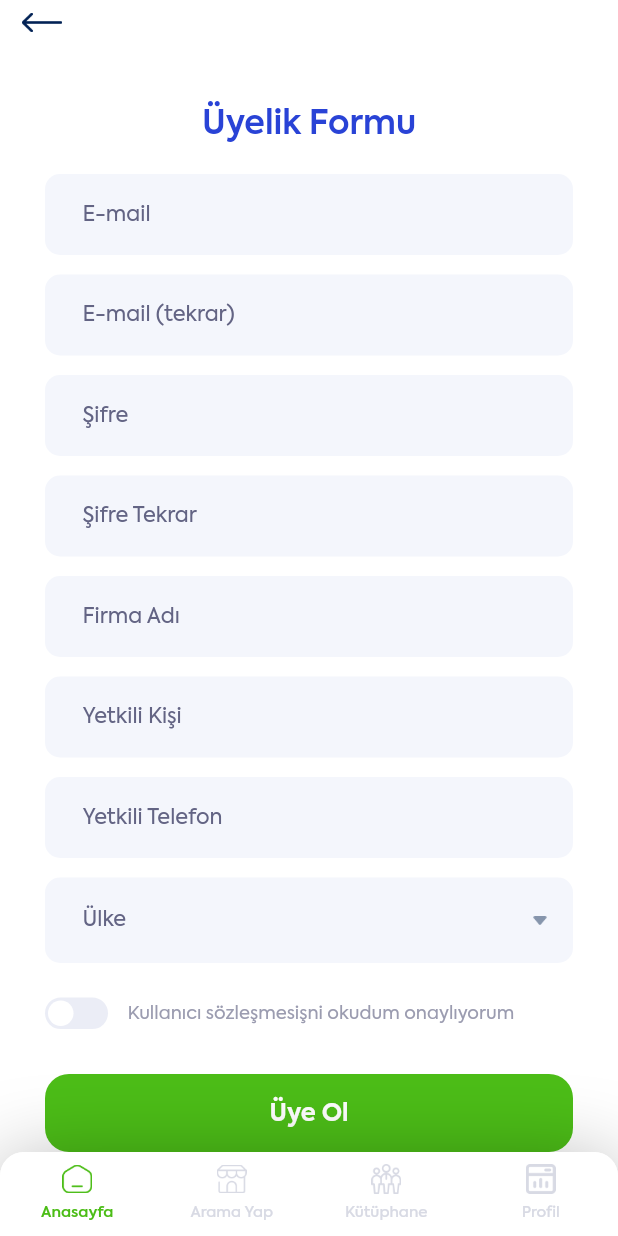
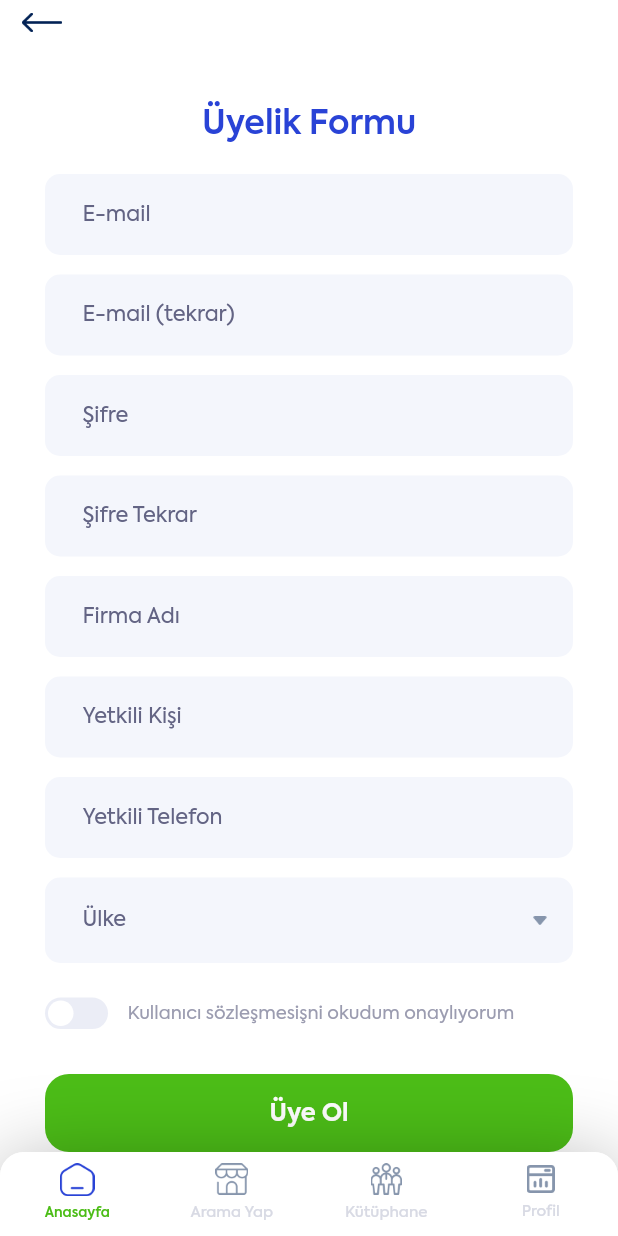
Before and after one commit to ozgun-kara/b2geta_mobile, a Flutter app: the screen it shows after launch, on a phone screen of 412 x 824 dp. Run offline on Flutter 3.47's test engine with Material 2 defaults, Android fonts, the phone set to English and light mode, and no system bars; drawn by our look-alikes of dropdown_button2, flutter_switch; our stand-ins replace get, shared_preferences.

Commit message:
Navigation Page has modified

```diff
--- a/lib/main.dart
+++ b/lib/main.dart
@@ -15,12 +15,12 @@ void main() {
     ChangeNotifierProvider<ThemeProvider>(
       create: (BuildContext context) => ThemeProvider(),
     ),
+    ChangeNotifierProvider<LoginRegisterPageProvider>(
+      create: (BuildContext context) => LoginRegisterPageProvider(),
+    ),
     ChangeNotifierProvider<NavigationPageProvider>(
       create: (BuildContext context) => NavigationPageProvider(),
     ),
-    ChangeNotifierProvider<LoginRegisterPageProvider>(
-      create: (BuildContext context) => LoginRegisterPageProvider(),
-    )
   ], child: MyApp()));
 }
 
--- a/lib/views/navigation_page.dart
+++ b/lib/views/navigation_page.dart
@@ -1,5 +1,6 @@
 import 'package:b2geta_mobile/app_theme.dart';
 import 'package:b2geta_mobile/providers/navigation_page_provider.dart';
+import 'package:b2geta_mobile/providers/theme_provider.dart';
 import 'package:flutter/cupertino.dart';
 import 'package:flutter/material.dart';
 import 'package:provider/provider.dart';
@@ -12,11 +13,13 @@ class NavigationPage extends StatefulWidget {
 }
 
 class _NavigationPageState extends State<NavigationPage> {
+  late double deviceTopPadding;
   late double deviceWidth;
   late double deviceHeight;
 
   @override
   Widget build(BuildContext context) {
+    deviceTopPadding = MediaQuery.of(context).padding.top;
     deviceWidth = MediaQuery.of(context).size.width;
     deviceHeight = MediaQuery.of(context).size.height;
 
@@ -62,26 +65,24 @@ class _NavigationPageState extends State<NavigationPage> {
                         mainAxisAlignment: MainAxisAlignment.center,
                         children: [
                           Image.asset('assets/icons/homepage.png',
-                              width: 20,
-                              height: 20,
+                              width: 23,
+                              height: 22,
                               color:
                                   Provider.of<NavigationPageProvider>(context)
                                               .currentTabIndex ==
                                           0
-                                      ? AppTheme.green1
-                                      : AppTheme.white9),
+                                      ? Provider.of<ThemeProvider>(context)
+                                                  .themeMode ==
+                                              "light"
+                                          ? AppTheme.blue2
+                                          : AppTheme.blue1
+                                      : AppTheme.white15),
                           SizedBox(height: 4),
                           Text('Anasayfa',
                               style: TextStyle(
-                                  fontSize: 10,
+                                  fontSize: 9,
                                   fontFamily: AppTheme.appFontFamily,
-                                  fontWeight:
-                                      Provider.of<NavigationPageProvider>(
-                                                      context)
-                                                  .currentTabIndex ==
-                                              0
-                                          ? FontWeight.w600
-                                          : FontWeight.w500,
+                                  fontWeight: FontWeight.w600,
                                   color: Provider.of<NavigationPageProvider>(
                                                   context)
                                               .currentTabIndex ==
@@ -116,14 +117,18 @@ class _NavigationPageState extends State<NavigationPage> {
                         mainAxisAlignment: MainAxisAlignment.center,
                         children: [
                           Image.asset('assets/icons/market.png',
-                              width: 20,
-                              height: 20,
+                              width: 22,
+                              height: 21,
                               color:
                                   Provider.of<NavigationPageProvider>(context)
                                               .currentTabIndex ==
                                           1
-                                      ? AppTheme.green1
-                                      : AppTheme.white9),
+                                      ? Provider.of<ThemeProvider>(context)
+                                                  .themeMode ==
+                                              "light"
+                                          ? AppTheme.blue2
+                                          : AppTheme.blue1
+                                      : AppTheme.white15),
                           SizedBox(height: 4),
                           Text('Arama Yap',
                               style: TextStyle(
@@ -170,14 +175,18 @@ class _NavigationPageState extends State<NavigationPage> {
                         mainAxisAlignment: MainAxisAlignment.center,
                         children: [
                           Image.asset('assets/icons/people.png',
-                              width: 20,
-                              height: 20,
+                              width: 21,
+                              height: 21,
                               color:
                                   Provider.of<NavigationPageProvider>(context)
                                               .currentTabIndex ==
                                           2
-                                      ? AppTheme.green1
-                                      : AppTheme.white9),
+                                      ? Provider.of<ThemeProvider>(context)
+                                                  .themeMode ==
+                                              "light"
+                                          ? AppTheme.blue2
+                                          : AppTheme.blue1
+                                      : AppTheme.white15),
                           SizedBox(height: 4),
                           Text('Kütüphane',
                               style: TextStyle(
@@ -224,14 +233,18 @@ class _NavigationPageState extends State<NavigationPage> {
                         mainAxisAlignment: MainAxisAlignment.center,
                         children: [
                           Image.asset('assets/icons/panel.png',
-                              width: 20,
-                              height: 20,
+                              width: 19,
+                              height: 19,
                               color:
                                   Provider.of<NavigationPageProvider>(context)
                                               .currentTabIndex ==
                                           3
-                                      ? AppTheme.green1
-                                      : AppTheme.white9),
+                                      ? Provider.of<ThemeProvider>(context)
+                                                  .themeMode ==
+                                              "light"
+                                          ? AppTheme.blue2
+                                          : AppTheme.blue1
+                                      : AppTheme.white15),
                           SizedBox(height: 4),
                           Text('Profil',
                               style: TextStyle(
--- a/lib/views/splash_page.dart
+++ b/lib/views/splash_page.dart
@@ -16,9 +16,6 @@ class SplashPage extends StatefulWidget {
 }
 
 class _SplashPageState extends State<SplashPage> {
-  double? deviceWidth;
-  double? deviceHeight;
-
   @override
   void initState() {
     super.initState();
@@ -35,13 +32,18 @@ class _SplashPageState extends State<SplashPage> {
             })));
   }
 
+  late double deviceTopPadding;
+  late double deviceWidth;
+  late double deviceHeight;
+
   @override
   Widget build(BuildContext context) {
+    deviceTopPadding = MediaQuery.of(context).padding.top;
     deviceWidth = MediaQuery.of(context).size.width;
     deviceHeight = MediaQuery.of(context).size.height;
 
     // CONTROL OF APP ORIENTATION
-    if (deviceHeight! < 450 || deviceWidth! < 450) {
+    if (deviceHeight < 450 || deviceWidth < 450) {
       SystemChrome.setPreferredOrientations([
         DeviceOrientation.portraitUp,
         DeviceOrientation.portraitDown,
```
